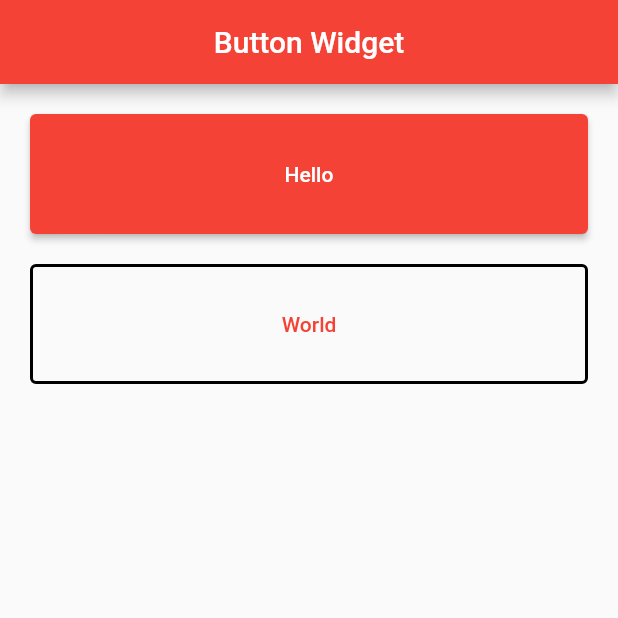
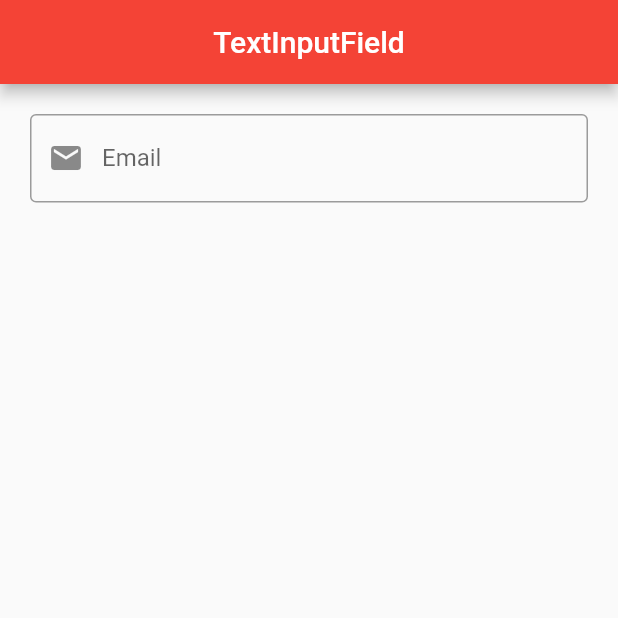
Before and after one commit to maazjnr/flutter-food-app, a Flutter app: the screen it shows after launch, on a phone screen of 412 x 824 dp, the top half of it. Run offline on Flutter 3.47's test engine with Material 2 defaults, Android fonts, the phone set to English and light mode, and no system bars.

Commit message:
textinputfield

```diff
--- a/lib/main.dart
+++ b/lib/main.dart
@@ -3,6 +3,7 @@ import 'package:app/homepage.dart';
 import 'package:app/imagewidget.dart';
 import 'package:app/listviewwidget.dart';
 import 'package:app/rowcolumn.dart';
+import 'package:app/textinputfield.dart';
 import 'package:flutter/material.dart';
 import 'containerwidget.dart';
 
@@ -21,7 +22,7 @@ class MyApp extends StatelessWidget {
       theme: ThemeData(
         primarySwatch: Colors.red,
       ),
-      home: const ButtonWidget(),
+      home: const TextFieldWidget(),
     );
   }
 }
--- /dev/null
+++ b/lib/textinputfield.dart
@@ -0,0 +1,40 @@
+import 'package:flutter/material.dart';
+
+class TextFieldWidget extends StatefulWidget {
+  const TextFieldWidget({super.key});
+
+  @override
+  State<TextFieldWidget> createState() => _TextFieldWidgetState();
+}
+
+class _TextFieldWidgetState extends State<TextFieldWidget> {
+
+  final TextEditingController controller = TextEditingController();
+
+  @override
+  Widget build(BuildContext context) {
+    return Scaffold(
+      appBar: AppBar(
+        title: const Text('TextInputField'),
+        centerTitle: true,
+      ),
+
+      body: Padding(
+        padding: const EdgeInsets.all(20.0),
+        child: ListView(
+          children:  [
+            TextField(
+              controller: controller,
+              decoration: const InputDecoration(
+                border: OutlineInputBorder(),
+                label: Text('Email'),
+                hintText: "example@gmail.com",
+                prefixIcon: Icon(Icons.mail)
+              ) ,
+            )
+          ],
+        ),
+      ),
+    );
+  }
+}
```
